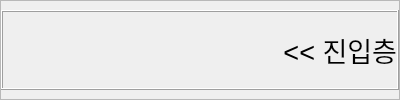
Qt form ui/inputRight.ui (Mistive/PLCMonitoring) before a commit.
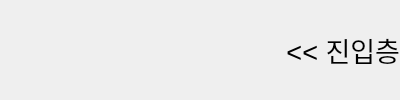
The same form after that commit.

What changed in the file:
```diff
--- a/ui/inputRight.ui
+++ b/ui/inputRight.ui
@@ -32,7 +32,7 @@
    <string>Frame</string>
   </property>
   <property name="frameShape">
-   <enum>QFrame::StyledPanel</enum>
+   <enum>QFrame::NoFrame</enum>
   </property>
   <property name="frameShadow">
    <enum>QFrame::Raised</enum>
@@ -80,7 +80,7 @@
       <bool>true</bool>
      </property>
      <property name="frameShape">
-      <enum>QFrame::Box</enum>
+      <enum>QFrame::NoFrame</enum>
      </property>
      <property name="frameShadow">
       <enum>QFrame::Raised</enum>
```
